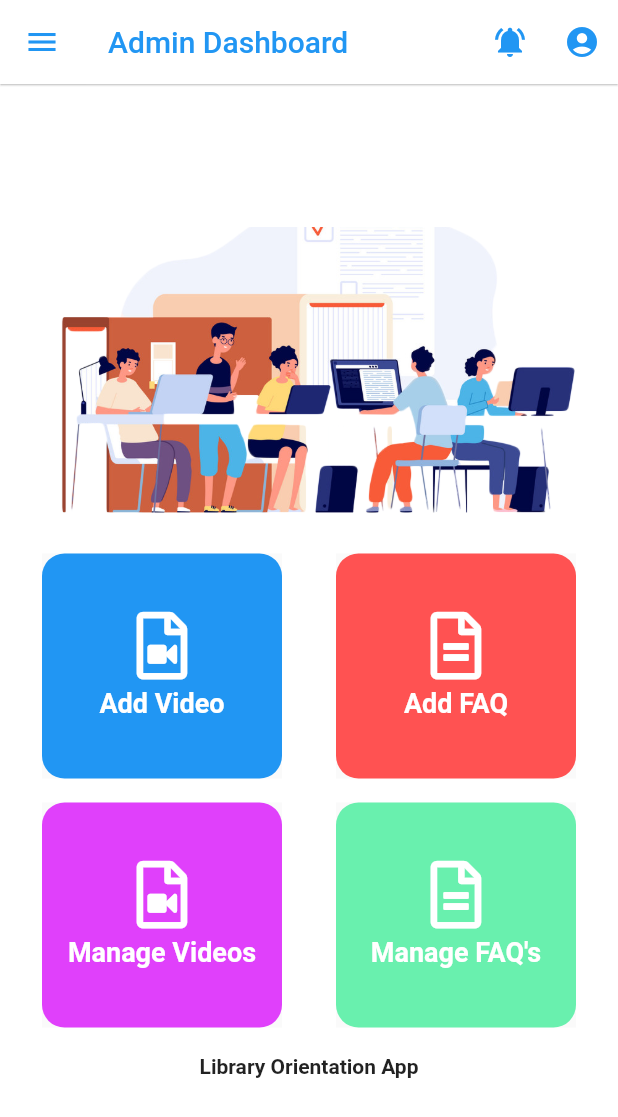
After one commit to majestyjnr/LOAAdmin, a Flutter app: the Dashboard screen opened directly, on a phone screen of 412 x 824 dp. The commit adds this screen. Shown: the top 1117 px of the screen. Run offline on Flutter 3.47's test engine with Material 2 defaults, Android fonts, the phone set to English and light mode, and no system bars; our stand-ins replace font_awesome_flutter.

Commit message:
Commit Updates

```diff
--- a/LOAAdmin/lib/screens.dart
+++ b/LOAAdmin/lib/screens.dart
@@ -1,2 +1,8 @@
 export 'screens/auth/Signin.dart';
 export 'screens/auth/Signup.dart';
+
+export 'screens/dashboard/PostFaq.dart';
+export 'screens/dashboard/PostVideo.dart';
+export 'screens/dashboard/Questions.dart';
+export 'screens/dashboard/dashboard.dart';
+export 'screens/dashboard/profile.dart';
--- /dev/null
+++ b/LOAAdmin/lib/screens/dashboard/dashboard.dart
@@ -0,0 +1,303 @@
+import 'package:LOAAdmin/screens.dart';
+import 'package:flutter/cupertino.dart';
+import 'package:flutter/material.dart';
+import 'package:font_awesome_flutter/font_awesome_flutter.dart';
+
+class Dashboard extends StatefulWidget {
+  Dashboard({Key key}) : super(key: key);
+
+  @override
+  _DashboardState createState() => _DashboardState();
+}
+
+class _DashboardState extends State<Dashboard> {
+  @override
+  Widget build(BuildContext context) {
+    return Scaffold(
+      backgroundColor: Colors.white,
+      appBar: AppBar(
+        elevation: 0.5,
+        backgroundColor: Colors.white,
+        brightness: Brightness.light,
+        iconTheme: IconThemeData(
+          color: Colors.blue,
+        ),
+        title: Text(
+          'Admin Dashboard',
+          style: TextStyle(
+            color: Colors.blue,
+          ),
+        ),
+        actions: <Widget>[
+          IconButton(
+            icon: Icon(
+              Icons.notifications_active,
+            ),
+            onPressed: () {
+              Navigator.push(
+                context,
+                MaterialPageRoute(
+                  builder: (context) {
+                    return Questions();
+                  },
+                ),
+              );
+            },
+          ),
+          IconButton(
+            icon: Icon(
+              Icons.account_circle,
+            ),
+            onPressed: () {
+              Navigator.push(
+                context,
+                MaterialPageRoute(
+                  builder: (context) {
+                    return Profile();
+                  },
+                ),
+              );
+            },
+          )
+        ],
+      ),
+      drawer: Drawer(
+        child: ListView(
+          children: <Widget>[
+            DrawerHeader(
+              decoration: BoxDecoration(
+                image: DecorationImage(
+                  image: AssetImage('assets/images/uew.png'),
+                ),
+              ),
+              child: Text(
+                '',
+              ),
+            ),
+            ListTile(
+              title: Text('About The App'),
+              leading: Icon(
+                CupertinoIcons.news,
+                color: Colors.red,
+              ),
+              onTap: () {
+                // Navigator.push(context, MaterialPageRoute(builder: (context) {
+                //   return AboutMethodist();
+                // }));
+              },
+            ),
+            Divider(
+              height: 0,
+            ),
+            ListTile(
+              title: Text('About The Developers'),
+              leading: Icon(
+                CupertinoIcons.news,
+                color: Colors.red,
+              ),
+              onTap: () {
+                // Navigator.push(context, MaterialPageRoute(builder: (context) {
+                //   return AboutMethodist();
+                // }));
+              },
+            ),
+          ],
+        ),
+      ),
+      body: Column(
+        mainAxisAlignment: MainAxisAlignment.center,
+        crossAxisAlignment: CrossAxisAlignment.center,
+        children: <Widget>[
+          Container(
+            height: 200,
+            decoration: BoxDecoration(
+              image: DecorationImage(
+                  image: AssetImage('assets/images/dashb.png'),
+                  fit: BoxFit.cover),
+            ),
+          ),
+          SizedBox(
+            height: 10,
+          ),
+          Row(
+            crossAxisAlignment: CrossAxisAlignment.center,
+            mainAxisAlignment: MainAxisAlignment.spaceEvenly,
+            children: <Widget>[
+              Padding(
+                padding: const EdgeInsets.all(8.0),
+                child: Material(
+                  child: InkWell(
+                    child: Container(
+                      width: 160,
+                      height: 150,
+                      decoration: BoxDecoration(
+                        color: Colors.blue,
+                        borderRadius: BorderRadius.all(
+                          Radius.circular(15),
+                        ),
+                      ),
+                      child: Column(
+                        mainAxisAlignment: MainAxisAlignment.center,
+                        children: <Widget>[
+                          Icon(
+                            FontAwesomeIcons.fileVideo,
+                            size: 45,
+                            color: Colors.white,
+                          ),
+                          SizedBox(
+                            height: 5,
+                          ),
+                          Text(
+                            'Add Video',
+                            style: TextStyle(
+                              color: Colors.white,
+                              fontWeight: FontWeight.bold,
+                              fontSize: 18,
+                            ),
+                          ),
+                        ],
+                      ),
+                    ),
+                    onTap: () {},
+                  ),
+                ),
+              ),
+              Padding(
+                padding: const EdgeInsets.all(8.0),
+                child: Material(
+                  child: InkWell(
+                    child: Container(
+                      width: 160,
+                      height: 150,
+                      decoration: BoxDecoration(
+                        color: Colors.redAccent,
+                        borderRadius: BorderRadius.all(
+                          Radius.circular(15),
+                        ),
+                      ),
+                      child: Column(
+                        mainAxisAlignment: MainAxisAlignment.center,
+                        children: <Widget>[
+                          Icon(
+                            FontAwesomeIcons.fileAlt,
+                            size: 45,
+                            color: Colors.white,
+                          ),
+                          SizedBox(
+                            height: 5,
+                          ),
+                          Text(
+                            'Add FAQ',
+                            style: TextStyle(
+                              color: Colors.white,
+                              fontWeight: FontWeight.bold,
+                              fontSize: 18,
+                            ),
+                          ),
+                        ],
+                      ),
+                    ),
+                    onTap: () {},
+                  ),
+                ),
+              ),
+            ],
+          ),
+          Row(
+            crossAxisAlignment: CrossAxisAlignment.center,
+            mainAxisAlignment: MainAxisAlignment.spaceEvenly,
+            children: <Widget>[
+              Padding(
+                padding: const EdgeInsets.all(8.0),
+                child: Material(
+                  child: InkWell(
+                    child: Container(
+                      width: 160,
+                      height: 150,
+                      decoration: BoxDecoration(
+                        color: Colors.purpleAccent,
+                        borderRadius: BorderRadius.all(
+                          Radius.circular(15),
+                        ),
+                      ),
+                      child: Column(
+                        mainAxisAlignment: MainAxisAlignment.center,
+                        children: <Widget>[
+                          Icon(
+                            FontAwesomeIcons.fileVideo,
+                            size: 45,
+                            color: Colors.white,
+                          ),
+                          SizedBox(
+                            height: 5,
+                          ),
+                          Text(
+                            'Manage Videos',
+                            style: TextStyle(
+                              color: Colors.white,
+                              fontWeight: FontWeight.bold,
+                              fontSize: 18,
+                            ),
+                          ),
+                        ],
+                      ),
+                    ),
+                    onTap: () {},
+                  ),
+                ),
+              ),
+              Padding(
+                padding: const EdgeInsets.all(8.0),
+                child: Material(
+                  child: InkWell(
+                    child: Container(
+                      width: 160,
+                      height: 150,
+                      decoration: BoxDecoration(
+                        color: Colors.greenAccent,
+                        borderRadius: BorderRadius.all(
+                          Radius.circular(15),
+                        ),
+                      ),
+                      child: Column(
+                        mainAxisAlignment: MainAxisAlignment.center,
+                        children: <Widget>[
+                          Icon(
+                            FontAwesomeIcons.fileAlt,
+                            size: 45,
+                            color: Colors.white,
+                          ),
+                          SizedBox(
+                            height: 5,
+                          ),
+                          Text(
+                            "Manage FAQ's",
+                            style: TextStyle(
+                              color: Colors.white,
+                              fontWeight: FontWeight.bold,
+                              fontSize: 18,
+                            ),
+                          ),
+                        ],
+                      ),
+                    ),
+                    onTap: () {},
+                  ),
+                ),
+              ),
+            ],
+          ),
+          Padding(
+            padding: const EdgeInsets.all(10.0),
+            child: Text(
+              'Library Orientation App',
+              style: TextStyle(
+                fontWeight: FontWeight.bold,
+              ),
+            ),
+          )
+        ],
+      ),
+    );
+  }
+}
```
Also changed, not shown: LOAAdmin/lib/screens/auth/Signin.dart (+7 -1 lines), LOAAdmin/lib/screens/auth/Signup.dart (+9 -3 lines), LOAAdmin/lib/screens/dashboard/Questions.dart (added, +45 -0 lines), LOAAdmin/lib/screens/dashboard/profile.dart (added, +106 -0 lines), LOAAdmin/assets/images/dashb.png (added), LOAAdmin/lib/screens/dashboard/PostFaq.dart (added), LOAAdmin/lib/screens/dashboard/PostVideo.dart (added).
